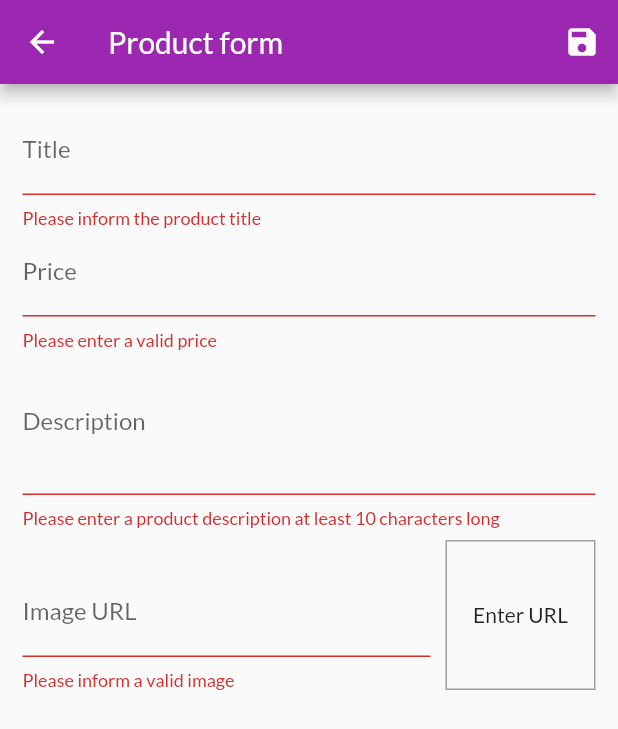
After one commit to flutter-practice/shop, a Flutter app: the ProductFormView screen opened by its route, after a tap on the "save" icon, on a phone screen of 412 x 824 dp. The commit adds this screen. Shown: the top 729 px of the screen. Run offline on Flutter 3.47's test engine with Material 2 defaults, Android fonts, the phone set to English and light mode, and no system bars; network calls fail.

Commit message:
Implement features for product's management (add, update and delete)

```diff
--- a/lib/components/product_grid.dart
+++ b/lib/components/product_grid.dart
@@ -1,6 +1,6 @@
 import 'package:flutter/material.dart';
 import 'package:provider/provider.dart';
-import 'package:shop/components/product_item.dart';
+import 'package:shop/components/product_grid_item.dart';
 import 'package:shop/models/product.dart';
 import 'package:shop/provider/products_provider.dart';
 
@@ -19,7 +19,7 @@ class ProductGrid extends StatelessWidget {
       itemBuilder: (ctx, index) {
         return ChangeNotifierProvider.value(
           value: loadedProducts[index],
-          child: ProductItem(),
+          child: ProductGridItem(),
         );
       },
       gridDelegate: SliverGridDelegateWithFixedCrossAxisCount(
--- a/lib/main.dart
+++ b/lib/main.dart
@@ -4,6 +4,8 @@ import 'package:shop/provider/cart_provider.dart';
 import 'package:shop/provider/order_provider.dart';
 import 'package:shop/provider/products_provider.dart';
 import 'package:shop/utils/app_routes.dart';
+import 'package:shop/views/admin/product_form_view.dart';
+import 'package:shop/views/admin/product_management.dart';
 import 'package:shop/views/cart_view.dart';
 import 'package:shop/views/orders_view.dart';
 import 'package:shop/views/product_detail_view.dart';
@@ -38,6 +40,8 @@ class MyApp extends StatelessWidget {
           AppRoutes.PRODUCT_DETAIL: (ctx) => ProductDetailView(),
           AppRoutes.CART: (ctx) => CartView(),
           AppRoutes.ORDERS: (ctx) => OrdersView(),
+          AppRoutes.PRODUCTS_MANAGEMENT: (ctx) => ProductsManagement(),
+          AppRoutes.PRODUCT_FORM: (ctx) => ProductFormView(),
         },
       ),
     );
--- a/lib/models/product.dart
+++ b/lib/models/product.dart
@@ -9,7 +9,7 @@ class Product with ChangeNotifier {
   bool isFavorite;
 
   Product({
-    @required this.id,
+    this.id,
     @required this.title,
     @required this.description,
     @required this.price,
--- a/lib/provider/products_provider.dart
+++ b/lib/provider/products_provider.dart
@@ -1,3 +1,5 @@
+import 'dart:math';
+
 import 'package:flutter/material.dart';
 import 'package:shop/data/dummy_data.dart';
 import 'package:shop/models/product.dart';
@@ -11,7 +13,31 @@ class ProductsProvider with ChangeNotifier {
 
   // Add product to cart
   void addProduct(Product product) {
-    _items.add(product);
+    _items.add(Product(
+      id: Random().nextDouble().toString(),
+      title: product.title,
+      description: product.description,
+      price: product.price,
+      imageUrl: product.imageUrl,
+    ));
     notifyListeners();
   }
+
+  void updateProduct(Product product) {
+    if (product == null || product.id == null) return;
+
+    final productIndex = _items.indexWhere((prod) => prod.id == product.id);
+    if (productIndex >= 0) {
+      _items[productIndex] = product;
+      notifyListeners();
+    }
+  }
+
+  void deleteProduct(String id) {
+    final productIndex = _items.indexWhere((prod) => prod.id == id);
+    if (productIndex >= 0) {
+      _items.removeWhere((prod) => prod.id == id);
+      notifyListeners();
+    }
+  }
 }
--- a/lib/utils/app_routes.dart
+++ b/lib/utils/app_routes.dart
@@ -3,4 +3,6 @@ class AppRoutes {
   static const PRODUCT_DETAIL = '/product-detail';
   static const CART = '/cart';
   static const ORDERS = '/orders';
+  static const PRODUCTS_MANAGEMENT = '/products-management';
+  static const PRODUCT_FORM = '/product-form';
 }
--- /dev/null
+++ b/lib/views/admin/product_form_view.dart
@@ -0,0 +1,211 @@
+import 'package:flutter/material.dart';
+import 'package:provider/provider.dart';
+import 'package:shop/models/product.dart';
+import 'package:shop/provider/products_provider.dart';
+
+class ProductFormView extends StatefulWidget {
+  @override
+  _ProductFormViewState createState() => _ProductFormViewState();
+}
+
+class _ProductFormViewState extends State<ProductFormView> {
+  final _priceFocusNode = FocusNode();
+  final _descriptionFocusNode = FocusNode();
+  final _imageURLFocusNode = FocusNode();
+  final _imageUrlController = TextEditingController();
+  final _form = GlobalKey<FormState>();
+  final _formData = Map<String, Object>();
+
+  @override
+  void initState() {
+    super.initState();
+    _imageURLFocusNode.addListener(_updateImage);
+  }
+
+  @override
+  void didChangeDependencies() {
+    super.didChangeDependencies();
+    final product = ModalRoute.of(context).settings.arguments as Product;
+    if (_formData.isEmpty && product != null) {
+      _formData['id'] = product.id;
+      _formData['title'] = product.title;
+      _formData['description'] = product.description;
+      _formData['price'] = product.price;
+      _formData['imageUrl'] = product.imageUrl;
+      _imageUrlController.text = product.imageUrl;
+    } else
+      _formData['price'] = '';
+  }
+
+  @override
+  void dispose() {
+    super.dispose();
+    _priceFocusNode.dispose();
+    _descriptionFocusNode.dispose();
+    _imageURLFocusNode.removeListener(_updateImage);
+    _imageURLFocusNode.dispose();
+  }
+
+  void _updateImage() {
+    if (isValidImageUrl(_imageUrlController.text)) {
+      setState(() {});
+    }
+  }
+
+  bool isValidImageUrl(String url) {
+    bool isValidProtocol = url.toLowerCase().startsWith('http://') ||
+        url.toLowerCase().startsWith('https://');
+    bool endsWithPng = url.toLowerCase().endsWith('.png');
+    bool endsWithJpg = url.toLowerCase().endsWith('.jpg');
+    bool endsWithJpeg = url.toLowerCase().endsWith('.jpeg');
+    bool endsWithGif = url.toLowerCase().endsWith('.gif');
+
+    return isValidProtocol &&
+        (endsWithPng || endsWithJpg || endsWithJpeg || endsWithGif);
+  }
+
+  void _saveForm() {
+    bool isValid = _form.currentState.validate();
+    if (!isValid) return;
+    _form.currentState.save();
+    final product = Product(
+      id: _formData['id'],
+      title: _formData['title'],
+      description: _formData['description'],
+      price: _formData['price'],
+      imageUrl: _formData['imageUrl'],
+    );
+
+    final productsProvider =
+        Provider.of<ProductsProvider>(context, listen: false);
+    if (_formData['id'] == null)
+      productsProvider.addProduct(product);
+    else
+      productsProvider.updateProduct(product);
+    Navigator.of(context).pop();
+  }
+
+  @override
+  Widget build(BuildContext context) {
+    return Scaffold(
+      appBar: AppBar(
+        title: Text('Product form'),
+        actions: [
+          IconButton(
+            icon: Icon(Icons.save),
+            onPressed: () => _saveForm(),
+          )
+        ],
+      ),
+      body: Padding(
+        padding: const EdgeInsets.all(15),
+        child: Form(
+          key: _form,
+          child: ListView(
+            children: [
+              TextFormField(
+                initialValue: _formData['title'],
+                decoration: InputDecoration(labelText: 'Title'),
+                textInputAction: TextInputAction.next,
+                onFieldSubmitted: (_) {
+                  FocusScope.of(context).requestFocus(_priceFocusNode);
+                },
+                onSaved: (value) => _formData['title'] = value,
+                validator: (value) {
+                  if (value.trim().isEmpty)
+                    return 'Please inform the product title';
+                  else if (value.trim().length < 3)
+                    return 'Please inform a title with at least 3 characters';
+                  return null;
+                },
+              ),
+              TextFormField(
+                initialValue: _formData['price'].toString(),
+                decoration: InputDecoration(labelText: 'Price'),
+                textInputAction: TextInputAction.next,
+                focusNode: _priceFocusNode,
+                keyboardType: TextInputType.numberWithOptions(decimal: true),
+                onFieldSubmitted: (_) {
+                  FocusScope.of(context).requestFocus(_descriptionFocusNode);
+                },
+                onSaved: (value) => _formData['price'] = double.parse(value),
+                validator: (value) {
+                  var newPrice = double.tryParse(value);
+                  if (value.trim().isEmpty || newPrice == null || newPrice <= 0)
+                    return 'Please enter a valid price';
+                  else
+                    return null;
+                },
+              ),
+              TextFormField(
+                initialValue: _formData['description'],
+                decoration: InputDecoration(labelText: 'Description'),
+                focusNode: _descriptionFocusNode,
+                keyboardType: TextInputType.multiline,
+                maxLines: 3,
+                onFieldSubmitted: (_) {
+                  FocusScope.of(context).requestFocus(_imageURLFocusNode);
+                },
+                onSaved: (value) => _formData['description'] = value,
+                validator: (value) {
+                  if (value.trim().isEmpty || value.length < 10)
+                    return 'Please enter a product description at least 10 characters long';
+                  else
+                    return null;
+                },
+              ),
+              Row(
+                crossAxisAlignment: CrossAxisAlignment.end,
+                children: [
+                  Expanded(
+                    child: TextFormField(
+                        decoration: InputDecoration(labelText: 'Image URL'),
+                        focusNode: _imageURLFocusNode,
+                        keyboardType: TextInputType.url,
+                        textInputAction: TextInputAction.done,
+                        controller: _imageUrlController,
+                        onFieldSubmitted: (_) {
+                          _saveForm();
+                        },
+                        onSaved: (value) => _formData['imageUrl'] = value,
+                        validator: (value) {
+                          if (!isValidImageUrl(value) || value.trim().isEmpty)
+                            return 'Please inform a valid image';
+                          else
+                            return null;
+                        }),
+                  ),
+                  Container(
+                    width: 100,
+                    height: 100,
+                    margin: const EdgeInsets.only(top: 8, left: 10),
+                    alignment: Alignment.center,
+                    decoration: BoxDecoration(
+                      border: Border.all(
+                        color: Colors.grey,
+                        width: 1,
+                      ),
+                    ),
+                    child: _imageUrlController.text.isEmpty
+                        ? Text('Enter URL')
+                        : FittedBox(
+                            fit: BoxFit.fitWidth,
+                            child: ConstrainedBox(
+                              constraints:
+                                  BoxConstraints(minWidth: 1, minHeight: 1),
+                              child: Image.network(
+                                _imageUrlController.text,
+                                fit: BoxFit.cover,
+                              ),
+                            ),
+                          ),
+                  )
+                ],
+              ),
+            ],
+          ),
+        ),
+      ),
+    );
+  }
+}
```
Also changed, not shown: lib/components/app_drawer.dart (+9 -1 lines), lib/components/product_grid_item.dart (added, +68 -0 lines), lib/components/product_item.dart (+52 -52 lines), lib/views/admin/product_management.dart (added, +43 -0 lines).
